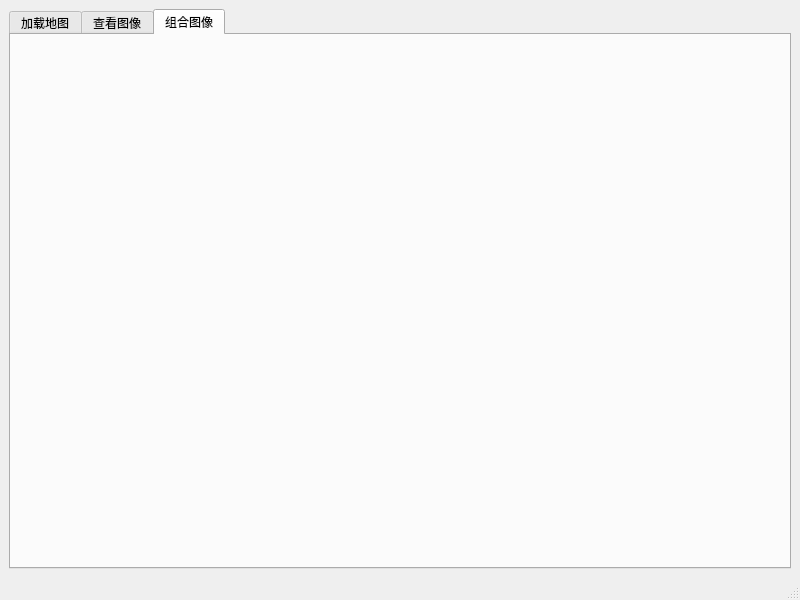
Qt form MapViewer/MapViewerWind.ui (SlopeCraft/SlopeCraft) before a commit.
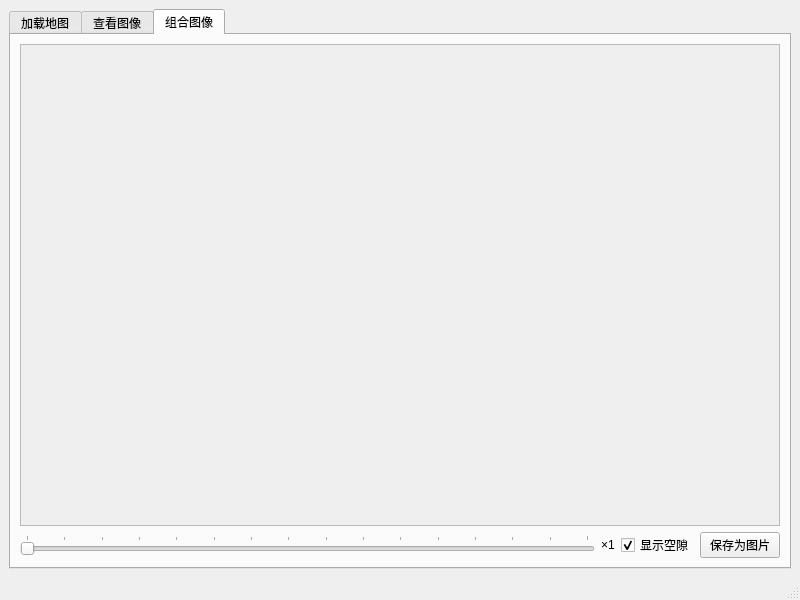
The same form after that commit. The open tabs and pages were chosen to show the change.

Commit message: finished MapViewer

Patch:
```diff
--- a/MapViewer/MapViewerWind.ui
+++ b/MapViewer/MapViewerWind.ui
@@ -296,6 +296,118 @@
        <attribute name="title">
         <string>组合图像</string>
        </attribute>
+       <layout class="QGridLayout" name="gridLayout_6">
+        <item row="0" column="0" colspan="4">
+         <widget class="QScrollArea" name="scrollArea">
+          <property name="widgetResizable">
+           <bool>true</bool>
+          </property>
+          <property name="alignment">
+           <set>Qt::AlignLeading|Qt::AlignLeft|Qt::AlignTop</set>
+          </property>
+          <widget class="QWidget" name="scrollAreaWidgetContents">
+           <property name="geometry">
+            <rect>
+             <x>0</x>
+             <y>0</y>
+             <width>756</width>
+             <height>462</height>
+            </rect>
+           </property>
+           <layout class="QGridLayout" name="gridLayout_5">
+            <item row="1" column="1">
+             <spacer name="verticalSpacer_3">
+              <property name="orientation">
+               <enum>Qt::Vertical</enum>
+              </property>
+              <property name="sizeHint" stdset="0">
+               <size>
+                <width>20</width>
+                <height>40</height>
+               </size>
+              </property>
+             </spacer>
+            </item>
+            <item row="0" column="1">
+             <layout class="QGridLayout" name="grid_layout_compose_maps">
+              <property name="topMargin">
+               <number>0</number>
+              </property>
+             </layout>
+            </item>
+            <item row="0" column="2">
+             <spacer name="horizontalSpacer">
+              <property name="orientation">
+               <enum>Qt::Horizontal</enum>
+              </property>
+              <property name="sizeHint" stdset="0">
+               <size>
+                <width>40</width>
+                <height>20</height>
+               </size>
+              </property>
+             </spacer>
+            </item>
+           </layout>
+          </widget>
+         </widget>
+        </item>
+        <item row="1" column="3">
+         <widget class="QPushButton" name="button_save_composed">
+          <property name="sizePolicy">
+           <sizepolicy hsizetype="Minimum" vsizetype="Preferred">
+            <horstretch>0</horstretch>
+            <verstretch>0</verstretch>
+           </sizepolicy>
+          </property>
+          <property name="text">
+           <string>保存为图片</string>
+          </property>
+         </widget>
+        </item>
+        <item row="1" column="1">
+         <widget class="QLabel" name="label_show_compose_scaling">
+          <property name="text">
+           <string>×1</string>
+          </property>
+         </widget>
+        </item>
+        <item row="1" column="0">
+         <widget class="QSlider" name="slider_resize_image">
+          <property name="minimum">
+           <number>1</number>
+          </property>
+          <property name="maximum">
+           <number>16</number>
+          </property>
+          <property name="value">
+           <number>1</number>
+          </property>
+          <property name="tracking">
+           <bool>true</bool>
+          </property>
+          <property name="orientation">
+           <enum>Qt::Horizontal</enum>
+          </property>
+          <property name="tickPosition">
+           <enum>QSlider::TicksAbove</enum>
+          </property>
+          <property name="tickInterval">
+           <number>1</number>
+          </property>
+         </widget>
+        </item>
+        <item row="1" column="2">
+         <widget class="QCheckBox" name="checkbox_composed_show_spacing">
+          <property name="text">
+           <string>显示空隙</string>
+          </property>
+          <property name="checked">
+           <bool>true</bool>
+          </property>
+         </widget>
+        </item>
+       </layout>
       </widget>
      </widget>
     </item>
```
Left out of the diff: 96 changed lines with no effect on the pictures. The commit also changes 4 other files.
